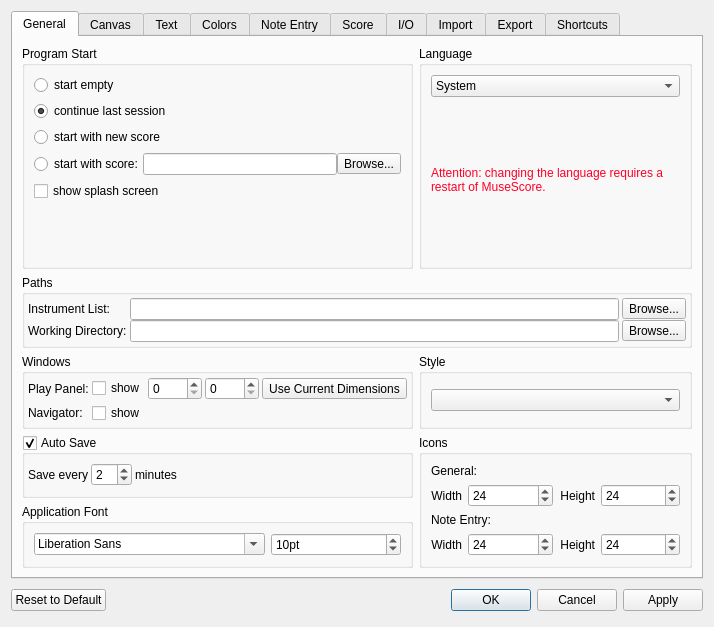
Before: the Qt Designer form mscore/mscore/prefsdialog.ui in musescore/musescore-old, drawn with Qt 5.
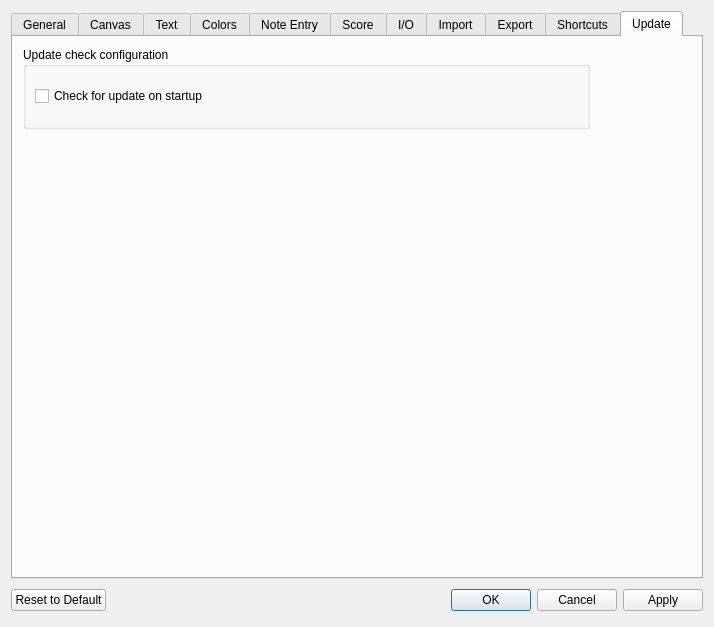
After: the same form once the commit is applied. The open tabs and pages were chosen to show the change. Icons and pictures are not drawn. Custom widgets are drawn as their Qt base class.

Patch:
```diff
--- a/mscore/mscore/prefsdialog.ui
+++ b/mscore/mscore/prefsdialog.ui
@@ -2175,6 +2175,39 @@
        </item>
       </layout>
      </widget>
+     <widget class="QWidget" name="update">
+      <property name="accessibleName">
+       <string/>
+      </property>
+      <attribute name="title">
+       <string>Update</string>
+      </attribute>
+      <widget class="QGroupBox" name="groupBox_17">
+       <property name="geometry">
+        <rect>
+         <x>10</x>
+         <y>10</y>
+         <width>567</width>
+         <height>82</height>
+        </rect>
+       </property>
+       <property name="title">
+        <string>Update check configuration</string>
+       </property>
+       <property name="flat">
+        <bool>true</bool>
+       </property>
+       <layout class="QVBoxLayout" name="verticalLayout_8">
+        <item>
+         <widget class="QCheckBox" name="checkUpdateStartup">
+          <property name="text">
+           <string>Check for update on startup</string>
+          </property>
+         </widget>
+        </item>
+       </layout>
+      </widget>
+     </widget>
     </widget>
    </item>
    <item>
```
